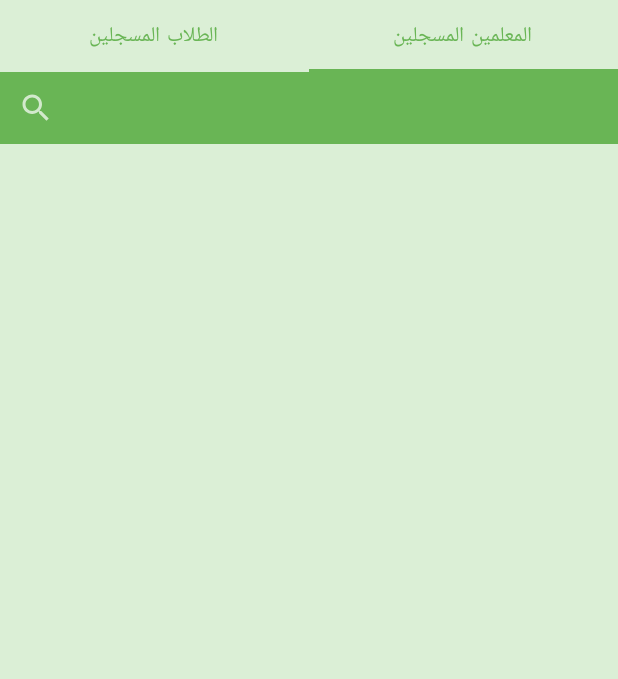
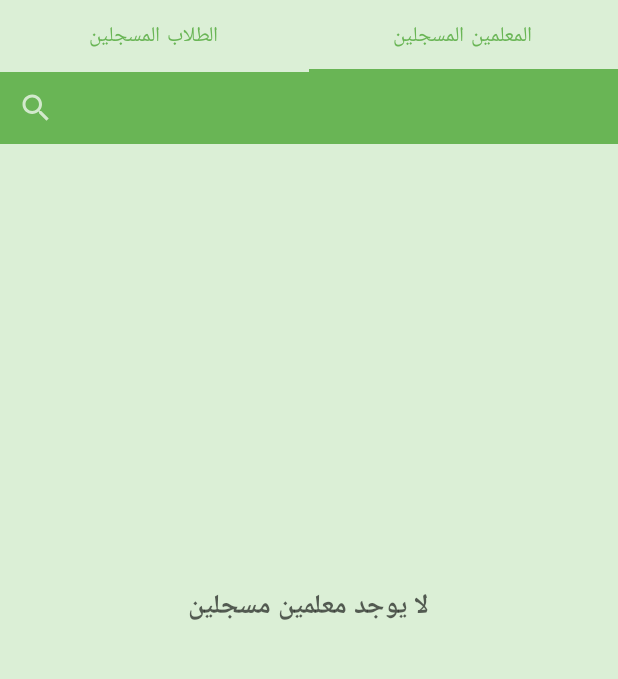
Before and after one commit to MohamedArafaMohamedFahmy/Dar-Sidra-App, an Android app: the screen it shows after launch once a user with an empty profile is signed in (RegisteredTeachersStudentsActivity), tab 2 chosen, on a phone screen of 412 x 824 dp, the part 94-773 px from its top. Run offline under Robolectric (Android 15) with nearby library versions, the phone set to English and light mode, and no system bars; our stand-ins replace Firebase (no records; nobody signed in at launch, a user with empty details on screens opened directly); libraries missing offline, so code that uses them is left out: com.balysv.materialripple; plain views replace MaterialRippleLayout; Roboto replaces fonts that are not available here.

Commit message:
Dar Sidra App

```diff
--- a/app/src/main/java/com/arafa/mohamed/darsidraapp/fragments/RegisteredStudentsFragment.java
+++ b/app/src/main/java/com/arafa/mohamed/darsidraapp/fragments/RegisteredStudentsFragment.java
@@ -3,6 +3,7 @@ package com.arafa.mohamed.darsidraapp.fragments;
 import android.os.Bundle;
 
 import androidx.annotation.NonNull;
+import androidx.appcompat.widget.AppCompatTextView;
 import androidx.appcompat.widget.SearchView;
 import androidx.fragment.app.Fragment;
 import androidx.recyclerview.widget.LinearLayoutManager;
@@ -32,13 +33,12 @@ public class RegisteredStudentsFragment extends Fragment {
     RecyclerView recStudents;
     SearchView searchStudent;
     LinearLayout linearProgressBar;
+    AppCompatTextView tvMessage;
 
 
     public RegisteredStudentsFragment() {
         // Required empty public constructor
     }
-
-
 
     @Override
     public View onCreateView(LayoutInflater inflater, ViewGroup container,
@@ -49,6 +49,8 @@ public class RegisteredStudentsFragment extends Fragment {
         recStudents = viewStudents.findViewById(R.id.rec_student);
         searchStudent = viewStudents.findViewById(R.id.search_student);
         linearProgressBar = viewStudents.findViewById(R.id.linear_progress_bar);
+        tvMessage = viewStudents.findViewById(R.id.text_message);
+
         listStudent = new ArrayList<>();
 
         databaseReference = FirebaseDatabase.getInstance().getReference();
@@ -67,12 +69,15 @@ public class RegisteredStudentsFragment extends Fragment {
                     studentsAdapter.notifyDataSetChanged();
                     recStudents.setAdapter(studentsAdapter);
                     recStudents.setLayoutManager(new LinearLayoutManager(getActivity()));
+                    recStudents.setVisibility(View.VISIBLE);
+                    tvMessage.setVisibility(View.GONE);
                     linearProgressBar.setVisibility(View.GONE);
 
                 }else {
-                    studentsAdapter.notifyDataSetChanged();
                     linearProgressBar.setVisibility(View.GONE);
-                    Toast.makeText(getActivity(), "لا يوجد طلبه مسجلين", Toast.LENGTH_SHORT).show();
+                    recStudents.setVisibility(View.GONE);
+                    tvMessage.setVisibility(View.VISIBLE);
+                    tvMessage.setText(R.string.message_not_data_student);
                 }
             }
 
--- a/app/src/main/java/com/arafa/mohamed/darsidraapp/fragments/RegisteredTeachersFragment.java
+++ b/app/src/main/java/com/arafa/mohamed/darsidraapp/fragments/RegisteredTeachersFragment.java
@@ -1,24 +1,20 @@
 package com.arafa.mohamed.darsidraapp.fragments;
 
 import android.os.Bundle;
-
 import androidx.annotation.NonNull;
+import androidx.appcompat.widget.AppCompatTextView;
 import androidx.appcompat.widget.SearchView;
 import androidx.fragment.app.Fragment;
 import androidx.recyclerview.widget.LinearLayoutManager;
 import androidx.recyclerview.widget.RecyclerView;
-
 import android.view.LayoutInflater;
 import android.view.View;
 import android.view.ViewGroup;
 import android.view.inputmethod.EditorInfo;
 import android.widget.LinearLayout;
 import android.widget.Toast;
-
 import com.arafa.mohamed.darsidraapp.R;
-import com.arafa.mohamed.darsidraapp.adapter.StudentsAdapter;
 import com.arafa.mohamed.darsidraapp.adapter.TeachersAdapter;
-import com.arafa.mohamed.darsidraapp.models.StudentModel;
 import com.arafa.mohamed.darsidraapp.models.TeachersModel;
 import com.google.firebase.database.DataSnapshot;
 import com.google.firebase.database.DatabaseError;
@@ -37,6 +33,7 @@ public class RegisteredTeachersFragment extends Fragment {
     RecyclerView recTeacher;
     SearchView searchTeacher;
     LinearLayout linearProgressBar;
+    AppCompatTextView tvMessage;
 
 
     public RegisteredTeachersFragment() {
@@ -51,6 +48,7 @@ public class RegisteredTeachersFragment extends Fragment {
         recTeacher = viewStudents.findViewById(R.id.rec_teacher);
         searchTeacher = viewStudents.findViewById(R.id.search_teacher);
         linearProgressBar = viewStudents.findViewById(R.id.linear_progress_bar);
+        tvMessage = viewStudents.findViewById(R.id.text_message);
         listTeacher = new ArrayList<>();
 
         databaseReference = FirebaseDatabase.getInstance().getReference();
@@ -65,16 +63,20 @@ public class RegisteredTeachersFragment extends Fragment {
                     listTeacher.add(teachersModel);
                 }
                 if(!listTeacher.isEmpty()){
+
                     teachersAdapter = new TeachersAdapter(getActivity(),listTeacher);
                     teachersAdapter.notifyDataSetChanged();
                     recTeacher.setAdapter(teachersAdapter);
                     recTeacher.setLayoutManager(new LinearLayoutManager(getActivity()));
+                    recTeacher.setVisibility(View.VISIBLE);
+                    tvMessage.setVisibility(View.GONE);
                     linearProgressBar.setVisibility(View.GONE);
 
-                }else {
-                    teachersAdapter.notifyDataSetChanged();
+                } else {
                     linearProgressBar.setVisibility(View.GONE);
-                    Toast.makeText(getActivity(), "لا يوجد معلمين مسجلين", Toast.LENGTH_SHORT).show();
+                    recTeacher.setVisibility(View.GONE);
+                    tvMessage.setVisibility(View.VISIBLE);
+                    tvMessage.setText(R.string.message_not_data_teacher);
                 }
             }
 
--- a/app/src/main/res/layout/fragment_registered_teachers.xml
+++ b/app/src/main/res/layout/fragment_registered_teachers.xml
@@ -22,6 +22,17 @@
         android:layout_below="@id/search_teacher"
         android:layout_width="match_parent"
         android:layout_height="match_parent"/>
+
+    <androidx.appcompat.widget.AppCompatTextView
+        android:id="@+id/text_message"
+        android:layout_width="wrap_content"
+        android:layout_height="wrap_content"
+        android:textStyle="bold"
+        android:textSize="18sp"
+        android:textColor="@color/black_gray"
+        android:layout_centerInParent="true"
+        android:visibility="gone"
+        />
 
     <LinearLayout
         android:id="@+id/linear_progress_bar"
--- a/app/src/main/res/layout/recycler_students.xml
+++ b/app/src/main/res/layout/recycler_students.xml
@@ -71,7 +71,7 @@
            android:textColor="#000"
            android:gravity="start"
            android:layout_alignParentEnd="true"
-           android:layout_marginHorizontal="2dp"
+           android:padding="10dp"
            android:layout_below="@id/text_code_students"
            />
 
--- a/app/src/main/res/layout/recycler_teachers.xml
+++ b/app/src/main/res/layout/recycler_teachers.xml
@@ -44,6 +44,7 @@
                 android:textColor="#000"
                 android:gravity="start"
                 android:layout_alignParentEnd="true"
+                android:padding="10dp"
                 android:layout_below="@id/text_code_teacher"
                 />
 
--- a/app/src/main/res/values/strings.xml
+++ b/app/src/main/res/values/strings.xml
@@ -38,7 +38,6 @@
     <string name="register_data">تسجيل البيانات</string>
     <string name="student_details_appbar">بيانات الطالب</string>
     <string name="teacher_details_appbar">بيانات المعلم / المعلمة</string>
-    <string name="hello_blank_fragment">Hello blank fragment</string>
     <string name="status">الحاله</string>
     <string name="add_status">Add Status</string>
     <string name="review">المراجعة</string>
@@ -74,6 +73,8 @@
     <string name="days_of_absence">ايام الغياب</string>
     <string name="days_increase">الايام الزيادة</string>
     <string name="salary">الراتب</string>
+    <string name="message_not_data_teacher">لا يوجد معلمين مسجلين</string>
+    <string name="message_not_data_student">لا يوجد طلبه مسجلين</string>
 
 
     <string name="jan">يناير</string>
```
Also changed, not shown: app/src/main/java/com/arafa/mohamed/darsidraapp/activities/FilterSubscriptionActivity.java (+72 -96 lines), app/src/main/java/com/arafa/mohamed/darsidraapp/activities/StudentDetailsActivity.java (+6 -1 lines), app/src/main/java/com/arafa/mohamed/darsidraapp/adapter/FilterSubscriptionAdapter.java (+2 -5 lines), app/src/main/java/com/arafa/mohamed/darsidraapp/adapter/StudentsAdapter.java (+7 -15 lines), app/src/main/java/com/arafa/mohamed/darsidraapp/adapter/TeachersAdapter.java (+2 -7 lines), app/src/main/res/layout/fragment_registered_students.xml (+11 -0 lines), 1 other file.
